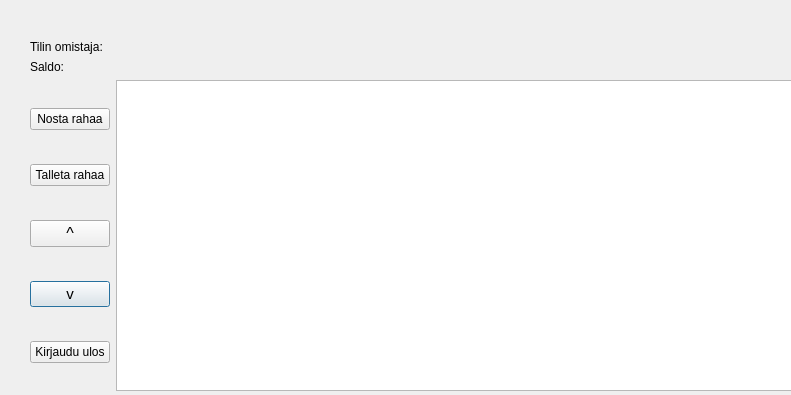
The window that bankautomat/paakayttoliittyma.ui (luris123/OAMK-2022-spring-project) describes before a commit, drawn with Qt 5.
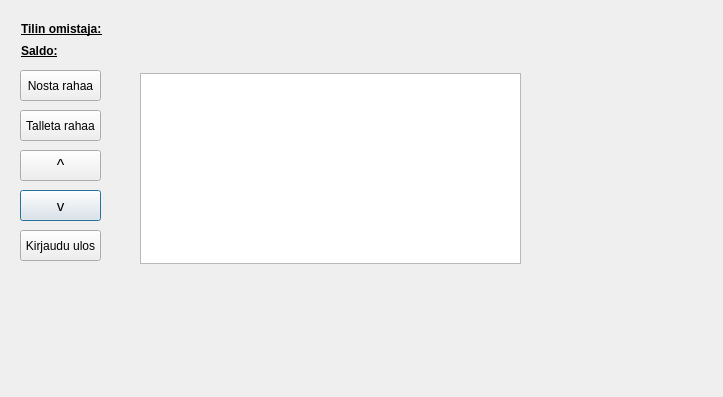
The same window after the commit.

```diff
--- a/bankautomat/paakayttoliittyma.ui
+++ b/bankautomat/paakayttoliittyma.ui
@@ -6,27 +6,92 @@
    <rect>
     <x>0</x>
     <y>0</y>
-    <width>791</width>
-    <height>395</height>
+    <width>723</width>
+    <height>397</height>
    </rect>
   </property>
   <property name="windowTitle">
    <string>Dialog</string>
   </property>
-  <widget class="QWidget" name="gridLayoutWidget_2">
+  <widget class="QLabel" name="saldoLabel1">
    <property name="geometry">
     <rect>
-     <x>30</x>
+     <x>21</x>
+     <y>43</y>
+     <width>121</width>
+     <height>16</height>
+    </rect>
+   </property>
+   <property name="font">
+    <font>
+     <bold>true</bold>
+     <underline>true</underline>
+    </font>
+   </property>
+   <property name="text">
+    <string>Saldo:</string>
+   </property>
+  </widget>
+  <widget class="QLabel" name="label">
+   <property name="geometry">
+    <rect>
+     <x>21</x>
+     <y>21</y>
+     <width>81</width>
+     <height>16</height>
+    </rect>
+   </property>
+   <property name="font">
+    <font>
+     <bold>true</bold>
+     <underline>true</underline>
+    </font>
+   </property>
+   <property name="text">
+    <string>Tilin omistaja: </string>
+   </property>
+  </widget>
+  <widget class="QLabel" name="saldoLabel2">
+   <property name="geometry">
+    <rect>
+     <x>150</x>
      <y>40</y>
-     <width>821</width>
-     <height>351</height>
+     <width>291</width>
+     <height>16</height>
     </rect>
    </property>
-   <layout class="QGridLayout" name="gridLayout_3">
-    <item row="2" column="0">
-     <layout class="QGridLayout" name="gridLayout_4">
-      <item row="3" column="0">
+   <property name="text">
+    <string/>
+   </property>
+  </widget>
+  <widget class="QWidget" name="">
+   <property name="geometry">
+    <rect>
+     <x>140</x>
+     <y>73</y>
+     <width>381</width>
+     <height>191</height>
+    </rect>
+   </property>
+   <layout class="QHBoxLayout" name="horizontalLayout_4">
+    <item>
+     <widget class="QListWidget" name="listWidget">
+      <property name="enabled">
+       <bool>true</bool>
+      </property>
+     </widget>
+    </item>
+   </layout>
+  </widget>
        <widget class="QPushButton" name="alas_btn">
+   <property name="geometry">
+    <rect>
+     <x>20</x>
+     <y>190</y>
+     <width>81</width>
+     <height>31</height>
+    </rect>
+   </property>
         <property name="font">
          <font>
           <pointsize>11</pointsize>
@@ -36,16 +101,60 @@
          <string>v</string>
         </property>
        </widget>
-      </item>
-      <item row="1" column="0">
+  <widget class="QPushButton" name="withdrawBtn">
+   <property name="geometry">
+    <rect>
+     <x>20</x>
+     <y>70</y>
+     <width>81</width>
+     <height>31</height>
+    </rect>
+   </property>
+   <property name="text">
+    <string>Nosta rahaa</string>
+   </property>
+  </widget>
        <widget class="QPushButton" name="depositBtn">
+   <property name="geometry">
+    <rect>
+     <x>20</x>
+     <y>110</y>
+     <width>81</width>
+     <height>31</height>
+    </rect>
+   </property>
         <property name="text">
          <string>Talleta rahaa</string>
         </property>
        </widget>
-      </item>
-      <item row="2" column="0">
+  <widget class="QPushButton" name="logoutBtn">
+   <property name="geometry">
+    <rect>
+     <x>20</x>
+     <y>230</y>
+     <width>81</width>
+     <height>31</height>
+    </rect>
+   </property>
+   <property name="text">
+    <string>Kirjaudu ulos</string>
+   </property>
+   <property name="iconSize">
+    <size>
+     <width>16</width>
+     <height>16</height>
+    </size>
+   </property>
+  </widget>
        <widget class="QPushButton" name="ylos_btn">
+   <property name="geometry">
+    <rect>
+     <x>20</x>
+     <y>150</y>
+     <width>81</width>
+     <height>31</height>
+    </rect>
+   </property>
         <property name="font">
          <font>
           <pointsize>12</pointsize>
@@ -55,63 +164,18 @@
          <string>^</string>
         </property>
        </widget>
-      </item>
-      <item row="0" column="0">
-       <widget class="QPushButton" name="withdrawBtn">
-        <property name="text">
-         <string>Nosta rahaa</string>
-        </property>
-       </widget>
-      </item>
-      <item row="4" column="0">
-       <widget class="QPushButton" name="logoutBtn">
-        <property name="text">
-         <string>Kirjaudu ulos</string>
-        </property>
-       </widget>
-      </item>
-     </layout>
-    </item>
-    <item row="2" column="1">
-     <layout class="QHBoxLayout" name="horizontalLayout_4">
-      <item>
-       <widget class="QListWidget" name="listWidget">
-        <property name="enabled">
-         <bool>true</bool>
-        </property>
-       </widget>
-      </item>
-     </layout>
-    </item>
-    <item row="1" column="1">
-     <widget class="QLabel" name="saldoLabel2">
-      <property name="text">
-       <string/>
-      </property>
-     </widget>
-    </item>
-    <item row="1" column="0">
-     <widget class="QLabel" name="saldoLabel1">
-      <property name="text">
-       <string>Saldo:</string>
-      </property>
-     </widget>
-    </item>
-    <item row="0" column="0">
-     <widget class="QLabel" name="label">
-      <property name="text">
-       <string>Tilin omistaja: </string>
-      </property>
-     </widget>
-    </item>
-    <item row="0" column="1">
      <widget class="QLabel" name="ownerLabel">
+   <property name="geometry">
+    <rect>
+     <x>140</x>
+     <y>20</y>
+     <width>291</width>
+     <height>16</height>
+    </rect>
+   </property>
       <property name="text">
        <string/>
       </property>
-     </widget>
-    </item>
-   </layout>
   </widget>
  </widget>
  <resources/>
```
Lines whose indentation alone changed are shown as unchanged.
